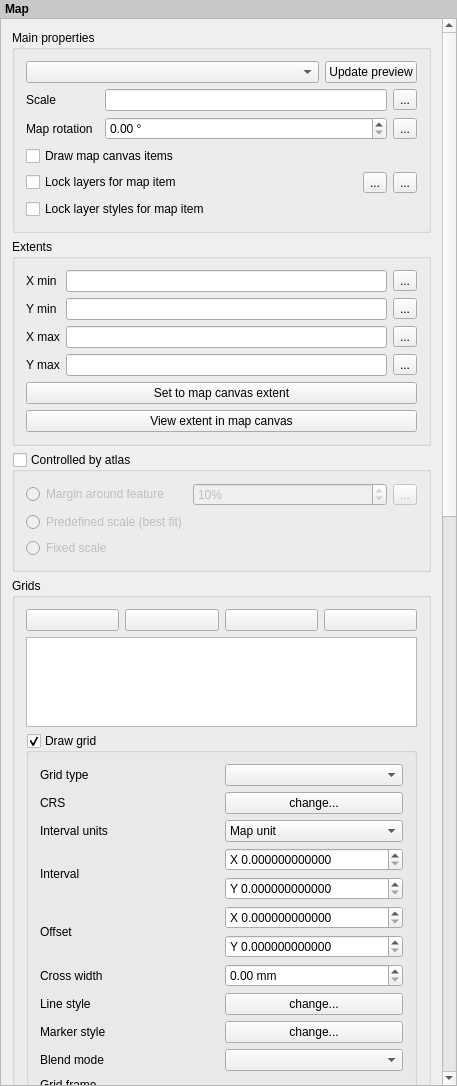
Old version of the form src/ui/qgscomposermapwidgetbase.ui in the repository qgis/QGIS.
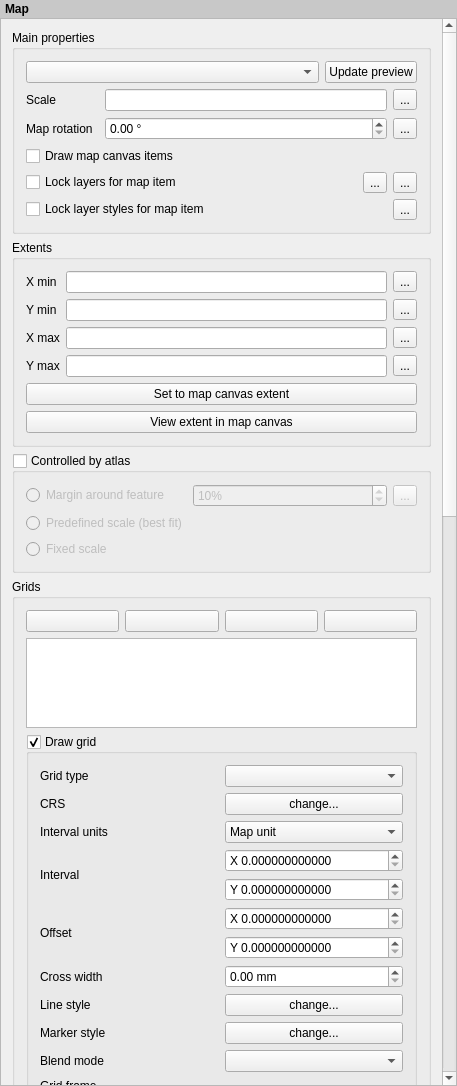
New version of the form. Icons and pictures are not drawn. Custom widgets are drawn as their Qt base class.

Commit message:
[FEATURE][composer] Data defined style preset for composer maps
Sponsored by City of Uster

Diff of the .ui file:
```diff
--- a/src/ui/qgscomposermapwidgetbase.ui
+++ b/src/ui/qgscomposermapwidgetbase.ui
@@ -65,7 +65,7 @@
         <x>0</x>
         <y>0</y>
         <width>446</width>
-        <height>2490</height>
+        <height>2493</height>
        </rect>
       </property>
       <property name="sizePolicy">
@@ -230,6 +230,13 @@
               </property>
              </widget>
             </item>
+            <item>
+             <widget class="QgsDataDefinedButton" name="mStylePresetsDDBtn">
+              <property name="text">
+               <string>...</string>
+              </property>
+             </widget>
+            </item>
            </layout>
           </item>
          </layout>
```
Left out of the diff: 1 changed line with no effect on the pictures. The commit also changes 7 other files.
